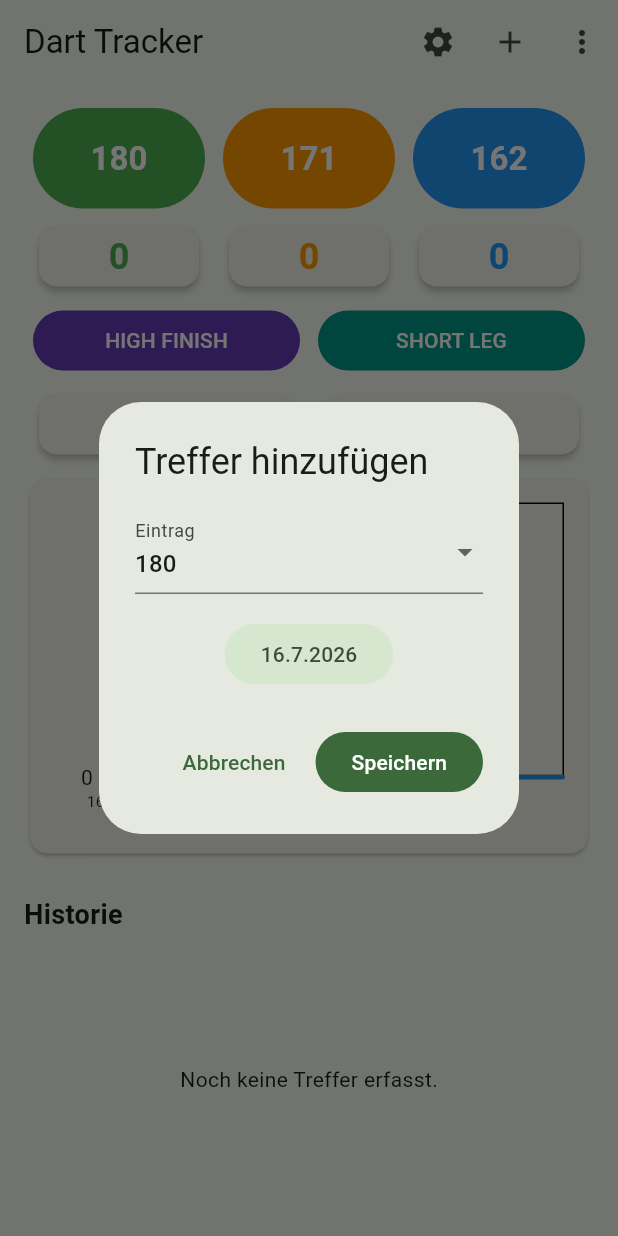
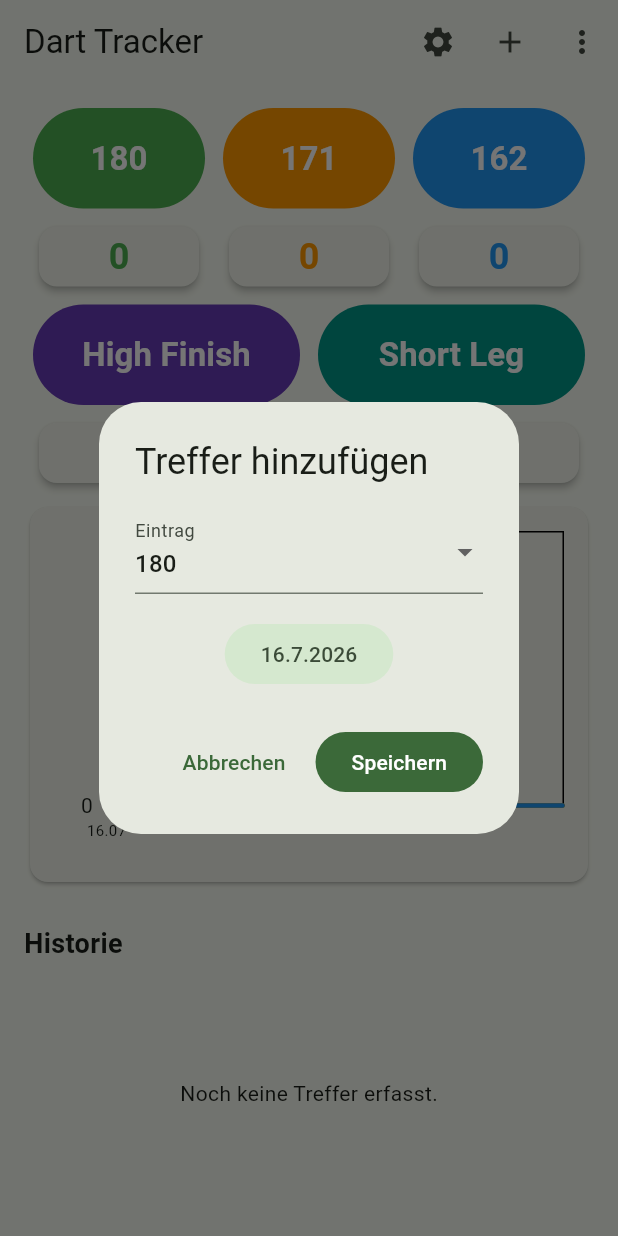
Before and after one commit to mammut1919/dart_tracker, a Flutter app: the screen it shows after launch, after a tap on the "add" icon, on a phone screen of 412 x 824 dp. Run offline on Flutter 3.47's test engine with Material 3 defaults, Android fonts, the phone set to English and light mode, and no system bars; drawn by our look-alikes of fl_chart; our stand-ins replace drift, file_picker, shared_preferences; missing offline and left inert: flutter_file_dialog; accounts and stored records are empty; generated files the repository leaves out were written again.

Commit message:
Refactoring and functions for High Finish und Short Leg buttons

```diff
--- a/lib/home_page.dart
+++ b/lib/home_page.dart
@@ -5,6 +5,8 @@ import 'backup/backup_service.dart';
 import 'backup/backup_file_service.dart';
 import 'database/database.dart';
 import 'database/score_storage.dart';
+import 'models/entry_option.dart';
+import 'models/entry_options.dart';
 import 'models/entry_type.dart';
 import 'models/new_entry.dart';
 import 'models/default_scores.dart';
@@ -106,10 +108,14 @@ class _HomePageState extends State<HomePage> {
     await _loadEntries();
   }
 
-  Future<void> _showAddDialog() async {
+  Future<void> _showAddDialog({
+    EntryOption? initialOption,
+  })  async {
     final entry = await showDialog<NewEntry>(
       context: context,
-      builder: (_) => const ScoreEntryDialog(),
+      builder: (_) => ScoreEntryDialog(
+        initialOption: initialOption,
+      ),
     );
 
     if (entry == null) {
@@ -367,8 +373,9 @@ class _HomePageState extends State<HomePage> {
                 return Expanded(
                   child: Padding(
                     padding: const EdgeInsets.symmetric(horizontal: 6),
-                    child: ScoreButton(
-                      definition: definition,
+                    child: EntryButton(
+                      label: '${definition.score}',
+                      color:  definition.color,
                       onPressed: () => _addEntry(
                         NewEntry(
                           type: EntryType.score,
@@ -413,14 +420,12 @@ class _HomePageState extends State<HomePage> {
                 Expanded(
                   child: Padding(
                     padding: const EdgeInsets.symmetric(horizontal: 6),
-                    child: FilledButton(
-                      style: FilledButton.styleFrom(
-                        backgroundColor: Colors.deepPurple,
+                    child: EntryButton(
+                      label: 'High Finish',
+                      color: Colors.deepPurple,
+                      onPressed: () => _showAddDialog(
+                        initialOption: highFinishOption,
                       ),
-                      onPressed: () {
-                        // kommt später
-                      },
-                      child: const Text('HIGH FINISH'),
                     ),
                   ),
                 ),
@@ -428,14 +433,12 @@ class _HomePageState extends State<HomePage> {
                 Expanded(
                   child: Padding(
                     padding: const EdgeInsets.symmetric(horizontal: 6),
-                    child: FilledButton(
-                      style: FilledButton.styleFrom(
-                        backgroundColor: Colors.teal,
+                    child: EntryButton(
+                      label: 'Short Leg',
+                      color: Colors.teal,
+                      onPressed: () => _showAddDialog(
+                        initialOption: shortLegOption,
                       ),
-                      onPressed: () {
-                        // kommt später
-                      },
-                      child: const Text('SHORT LEG'),
                     ),
                   ),
                 ),
--- a/lib/models/entry_options.dart
+++ b/lib/models/entry_options.dart
@@ -1,34 +1,44 @@
 import 'entry_option.dart';
 import 'entry_type.dart';
 
-const availableEntryOptions = [
-  EntryOption(
+const score180Option = EntryOption(
   label: '180',
   type: EntryType.score,
   presetValue: 180,
-  ),
-  EntryOption(
+);
+
+const score171Option = EntryOption(
   label: '171',
   type: EntryType.score,
   presetValue: 171,
-  ),
-  EntryOption(
+);
+
+const score162Option = EntryOption(
   label: '162',
   type: EntryType.score,
   presetValue: 162,
-  ),
-  EntryOption(
+);
+
+const highFinishOption = EntryOption(
   label: 'High Finish',
   type: EntryType.highFinish,
   inputLabel: 'Wert',
   minValue: 100,
   maxValue: 180,
-  ),
-  EntryOption(
+);
+
+const shortLegOption = EntryOption(
   label: 'Short Leg',
   type: EntryType.shortLeg,
   inputLabel: 'Darts',
   minValue: 9,
   maxValue: 24,
-  ),
+);
+
+const availableEntryOptions = [
+  score180Option,
+  score171Option,
+  score162Option,
+  highFinishOption,
+  shortLegOption,
 ];
--- a/lib/widgets/score_button.dart
+++ b/lib/widgets/score_button.dart
@@ -1,28 +1,28 @@
 import 'package:flutter/material.dart';
 
-import '../models/score_definition.dart';
-
-class ScoreButton extends StatelessWidget {
-  const ScoreButton({
+class EntryButton extends StatelessWidget {
+  const EntryButton({
     super.key,
-    required this.definition,
+    required this.label,
+    required this.color,
     required this.onPressed,
   });
 
-  final ScoreDefinition definition;
+  final String label;
+  final Color color;
   final VoidCallback onPressed;
 
   @override
   Widget build(BuildContext context) {
     return FilledButton(
       style: FilledButton.styleFrom(
-        backgroundColor: definition.color,
+        backgroundColor: color,
         foregroundColor: Colors.white,
         padding: const EdgeInsets.symmetric(vertical: 18),
       ),
       onPressed: onPressed,
       child: Text(
-        '${definition.score}',
+        label,
         style: const TextStyle(
           fontSize: 22,
           fontWeight: FontWeight.bold,
--- a/lib/widgets/score_entry_dialog.dart
+++ b/lib/widgets/score_entry_dialog.dart
@@ -6,19 +6,32 @@ import '../models/entry_options.dart';
 import '../models/new_entry.dart';
 
 class ScoreEntryDialog extends StatefulWidget {
-  const ScoreEntryDialog({super.key});
+  const ScoreEntryDialog({
+    super.key,
+    this.initialOption,
+  });
+
+  final EntryOption? initialOption;
 
   @override
   State<ScoreEntryDialog> createState() => _ScoreEntryDialogState();
 }
 
 class _ScoreEntryDialogState extends State<ScoreEntryDialog> {
-  EntryOption _selectedOption = availableEntryOptions.first;
+  late EntryOption _selectedOption;
 
   DateTime _selectedDate = DateTime.now();
 
   final TextEditingController _valueController =
-    TextEditingController();
+      TextEditingController();
+
+  @override
+  void initState() {
+    super.initState();
+
+    _selectedOption =
+        widget.initialOption ?? availableEntryOptions.first;
+  }
 
   Future<void> _pickDate() async {
     final date = await showDatePicker(
```
Lines whose indentation alone changed are shown as unchanged.
